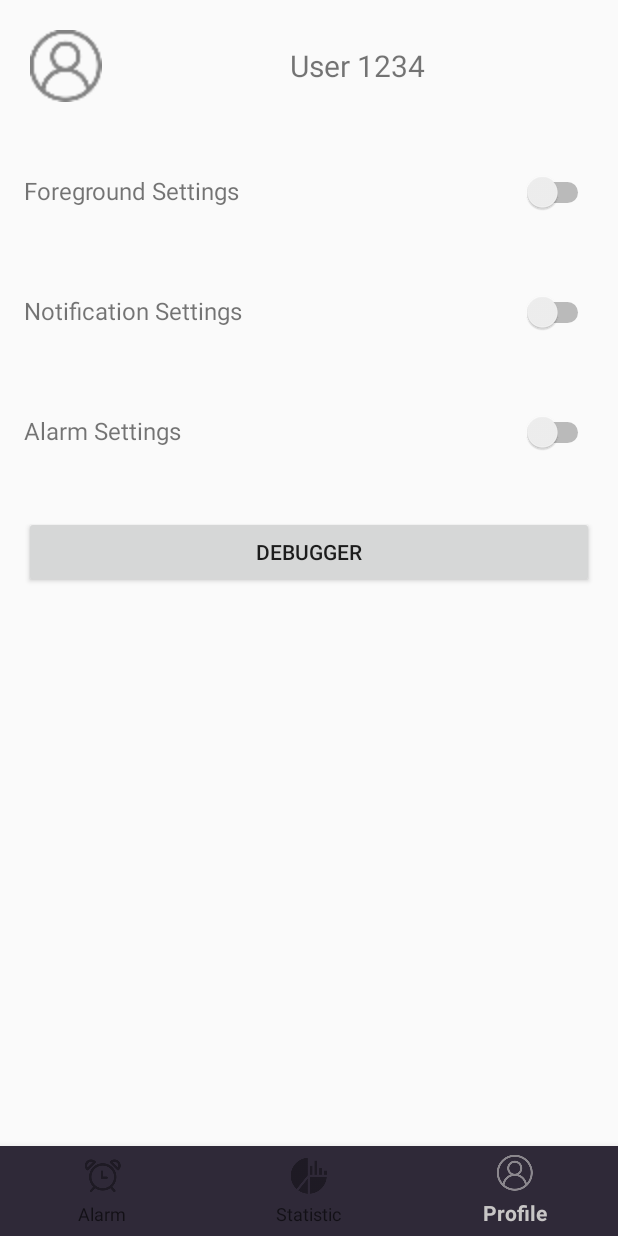
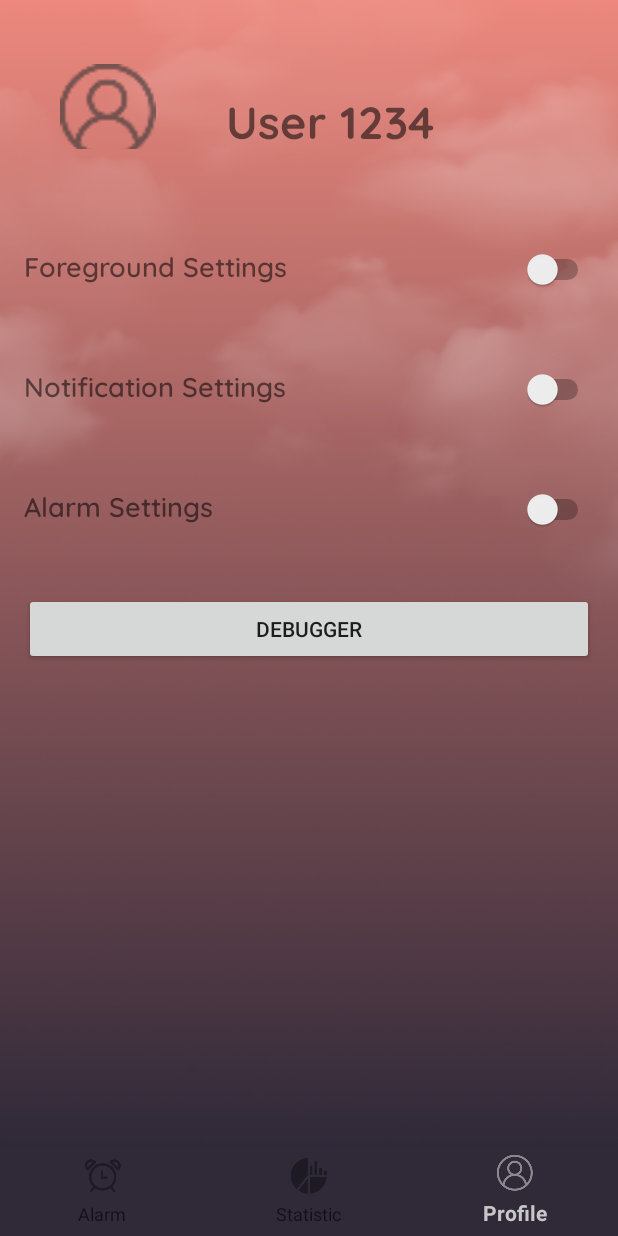
Before and after one commit to beomsun0829/DreamCatcher_2023-1, an Android app: the UserFragment screen opened through its navigation route, on a phone screen of 412 x 824 dp. Run offline under Robolectric (Android 15) with nearby library versions, the phone set to English and light mode, and no system bars; our stand-ins replace navigation-ui.

Commit message:
Update stats, user page

```diff
--- a/app/src/main/res/layout/fragment_tracking_sleep.xml
+++ b/app/src/main/res/layout/fragment_tracking_sleep.xml
@@ -12,7 +12,6 @@
     android:paddingTop="100dp"
     android:paddingRight="20dp"
     tools:context=".ui.alarm.TrackingSleepFragment">
-
 
     <ImageView
         android:id="@+id/imgAlarm"
--- a/app/src/main/res/layout/fragment_user.xml
+++ b/app/src/main/res/layout/fragment_user.xml
@@ -4,6 +4,7 @@
     xmlns:tools="http://schemas.android.com/tools"
     android:layout_width="match_parent"
     android:layout_height="match_parent"
+    android:background="@drawable/bg_before_set_alarm"
     tools:context=".ui.user.UserFragment">
 
     <LinearLayout
@@ -19,24 +20,30 @@
 
             <ImageView
                 android:id="@+id/userIcon"
-                android:layout_width="48dp"
-                android:layout_height="48dp"
+                android:layout_width="64dp"
+                android:layout_height="64dp"
+                android:layout_marginTop="15dp"
+                android:layout_marginLeft="20dp"
                 android:src="@drawable/ic_underbar_user" />
 
             <TextView
                 android:id="@+id/username"
-                android:layout_width="match_parent"
+                android:layout_width="200dp"
                 android:layout_height="wrap_content"
+                android:layout_marginTop="20dp"
+                android:layout_gravity="center"
                 android:textAlignment="center"
                 android:layout_marginStart="16dp"
+                android:fontFamily="@font/quicksand_bold"
                 android:text="User 1234"
-                android:textSize="20sp" />
+                android:textSize="30sp" />
 
         </LinearLayout>
 
         <LinearLayout
             android:layout_width="match_parent"
             android:layout_height="wrap_content"
+            android:layout_marginTop="20dp"
             android:orientation="horizontal"
             android:padding="16dp">
 
@@ -44,8 +51,9 @@
                 android:layout_width="0dp"
                 android:layout_height="wrap_content"
                 android:layout_weight="1"
+                android:fontFamily="@font/quicksand_semi_bold"
                 android:text="Foreground Settings"
-                android:textSize="16sp" />
+                android:textSize="18sp" />
 
             <Switch
                 android:id="@+id/foregroundSwitch"
@@ -68,8 +76,9 @@
                 android:layout_width="0dp"
                 android:layout_height="wrap_content"
                 android:layout_weight="1"
+                android:fontFamily="@font/quicksand_semi_bold"
                 android:text="Notification Settings"
-                android:textSize="16sp" />
+                android:textSize="18sp" />
 
             <Switch
                 android:id="@+id/notificationSettingsSwitch"
@@ -92,8 +101,9 @@
                 android:layout_width="0dp"
                 android:layout_height="wrap_content"
                 android:layout_weight="1"
+                android:fontFamily="@font/quicksand_semi_bold"
                 android:text="Alarm Settings"
-                android:textSize="16sp" />
+                android:textSize="18sp" />
 
             <Switch
                 android:id="@+id/alarmSettingsSwitch"
```
Also changed, not shown: app/src/main/res/layout/fragment_statistics.xml (+45 -10 lines).
